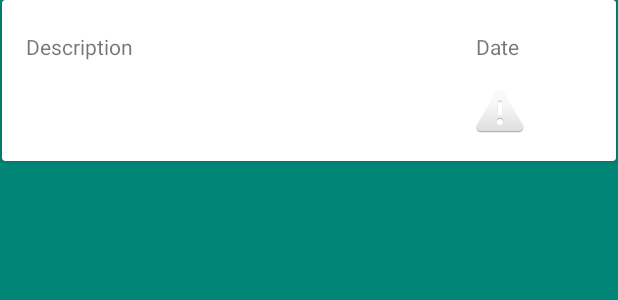
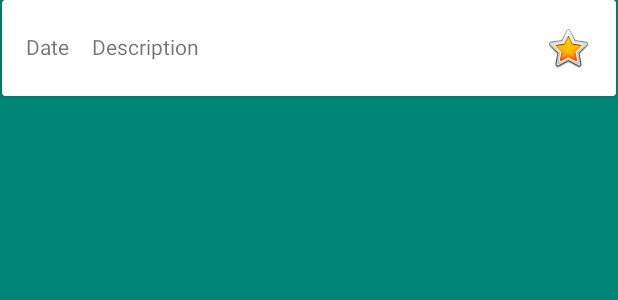
Before and after one commit to Spyguy001/Skyline, an Android app: the layout announcement_list_item.xml on its own in the app's theme, with its tools: preview values and no code run, on a phone screen of 412 x 824 dp. Shown: the top 300 px of the screen. Run offline under Robolectric (Android 15) with nearby library versions, the phone set to English and light mode, and no system bars.

Commit message:
change layout of list items (#24)

```diff
--- /dev/null
+++ b/Skyline-Residents/app/src/main/res/drawable/vertical_divider.xml
@@ -0,0 +1,5 @@
+<?xml version="1.0" encoding="utf-8"?>
+<shape xmlns:android="http://schemas.android.com/apk/res/android" >
+    <size android:width="2dp" />
+    <solid android:color="#000000" />
+</shape>
--- a/Skyline-Residents/app/src/main/res/layout/amenity_item_list.xml
+++ b/Skyline-Residents/app/src/main/res/layout/amenity_item_list.xml
@@ -17,15 +17,15 @@
 
             <TextView
                 android:id="@+id/amenityItemName"
-                android:layout_width="260dp"
+                android:layout_width="wrap_content"
                 android:layout_height="wrap_content"
                 android:text="Name"
                 android:textAppearance="@style/Base.TextAppearance.AppCompat.Large" />
 
             <TextView
                 android:id="@+id/amenityItemDetails"
-                android:layout_width="353dp"
-                android:layout_height="52dp"
+                android:layout_width="match_parent"
+                android:layout_height="wrap_content"
                 android:layout_below="@+id/amenityItemName"
                 android:layout_marginTop="5dp"
                 android:text="Description" />
--- a/Skyline-Residents/app/src/main/res/layout/announcement_list_item.xml
+++ b/Skyline-Residents/app/src/main/res/layout/announcement_list_item.xml
@@ -21,29 +21,33 @@
 
             <TextView
                 android:id="@+id/announcementItemDate"
-                android:layout_width="match_parent"
+                android:layout_width="wrap_content"
                 android:layout_height="wrap_content"
                 android:text="Date"
                 android:layout_marginTop="5dp"
-                android:layout_toRightOf="@id/announcementItemDetails"
-                android:layout_alignParentRight="true"
-                />
+                android:layout_alignParentLeft="true"
+                android:layout_alignParentStart="true" />
 
             <TextView
                 android:id="@+id/announcementItemDetails"
-                android:layout_width="300dp"
-                android:layout_height="70dp"
+                android:layout_width="wrap_content"
+                android:layout_height="wrap_content"
                 android:layout_marginTop="5dp"
-                android:text="Description" />
+                android:layout_marginLeft="15dp"
+                android:layout_toRightOf="@+id/announcementItemDate"
+                android:layout_toLeftOf="@+id/announceItemFlag"
+                android:text="Description"
+                android:layout_marginStart="10dp"
+                android:layout_toStartOf="@+id/announceItemFlag"
+                android:layout_toEndOf="@+id/announcementItemDate" />
 
             <ImageView
-                android:id="@+id/imageView"
+                android:id="@+id/announceItemFlag"
                 android:layout_width="wrap_content"
                 android:layout_height="wrap_content"
-                app:srcCompat="@android:drawable/ic_dialog_alert"
-                android:layout_alignStart="@+id/announcementItemDate"
-                android:layout_alignBottom="@+id/announcementItemDetails"
-                android:layout_alignLeft="@+id/announcementItemDate" />
+                android:layout_alignParentRight="true"
+                app:srcCompat="@android:drawable/btn_star_big_on"
+                android:layout_alignParentEnd="true" />
 
         </RelativeLayout>
     </android.support.v7.widget.CardView>
--- a/Skyline-Residents/app/src/main/res/layout/event_list_item.xml
+++ b/Skyline-Residents/app/src/main/res/layout/event_list_item.xml
@@ -26,18 +26,17 @@
 
             <TextView
                 android:id="@+id/eventItemDate"
-                android:layout_width="match_parent"
+                android:layout_width="wrap_content"
                 android:layout_height="wrap_content"
                 android:text="Date"
                 android:layout_marginTop="5dp"
-                android:layout_toRightOf="@+id/eventItemTitle"
                 android:layout_alignParentRight="true"
                 />
 
             <TextView
                 android:id="@+id/eventItemDetails"
                 android:layout_width="match_parent"
-                android:layout_height="60dp"
+                android:layout_height="wrap_content"
                 android:layout_below="@+id/eventItemTitle"
                 android:layout_marginTop="5dp"
                 android:text="Description" />
--- a/Skyline-Residents/app/src/main/res/menu/menu_home_page.xml
+++ b/Skyline-Residents/app/src/main/res/menu/menu_home_page.xml
@@ -7,4 +7,9 @@
         android:orderInCategory="100"
         android:title="@string/action_settings"
         app:showAsAction="never" />
+    <item
+        android:id="@+id/action_logout"
+        android:orderInCategory="100"
+        android:title="@string/log_out"
+        app:showAsAction="never" />
 </menu>
--- a/Skyline-Residents/app/src/main/res/values/strings.xml
+++ b/Skyline-Residents/app/src/main/res/values/strings.xml
@@ -9,4 +9,5 @@
     <string name="email">Email</string>
     <string name="password">Password</string>
     <string name="log_in">Log In</string>
+    <string name="log_out">Log Out</string>
 </resources>
```
